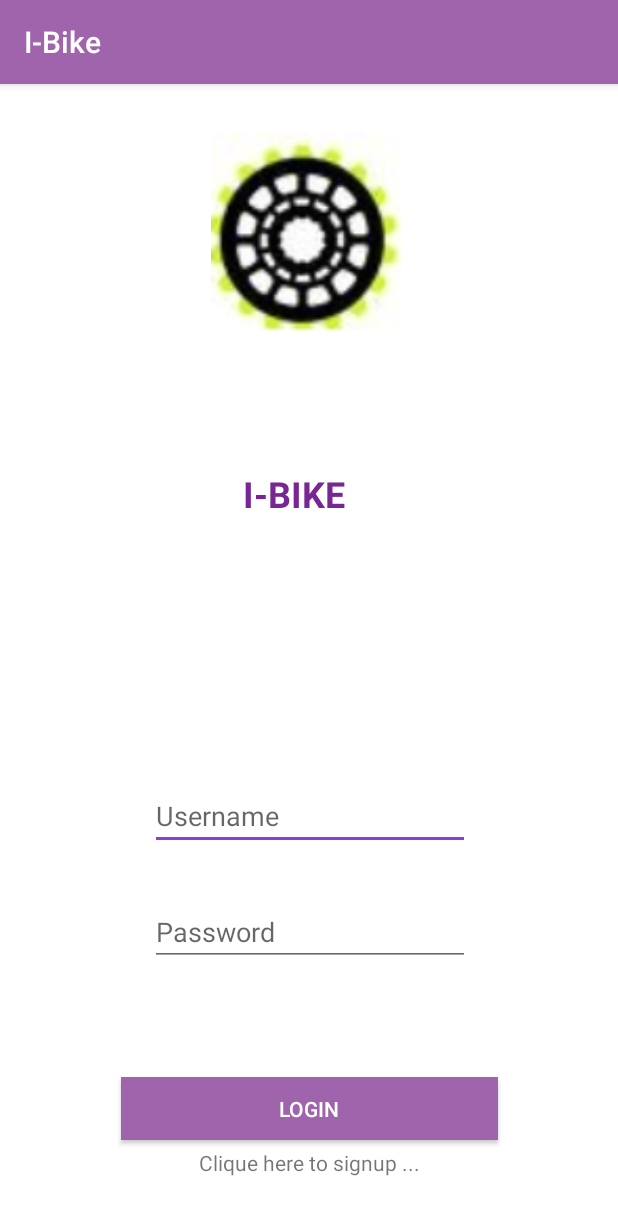
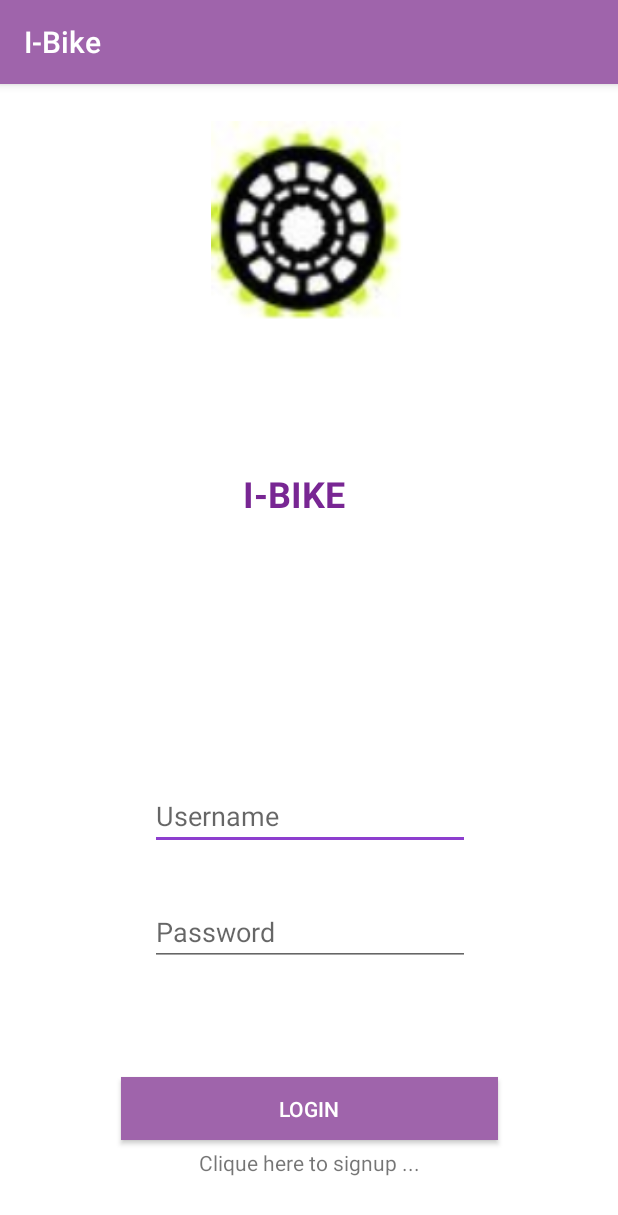
Before and after one commit to hind77/I-BIKE, an Android app: the screen it shows after launch (LoginActivity), on a phone screen of 412 x 824 dp. Shown: the top 1215 px of the screen. Run offline under Robolectric (Android 15) with nearby library versions, the phone set to English and light mode, and no system bars; our stand-ins replace Volley.

Commit message:
new commit

```diff
--- a/app/src/main/res/layout/activity_bin.xml
+++ b/app/src/main/res/layout/activity_bin.xml
@@ -78,7 +78,7 @@
         android:layout_marginEnd="8dp"
         android:layout_marginStart="8dp"
         android:layout_marginTop="8dp"
-        android:text="Fill level :"
+        android:text="State :"
         android:textStyle="bold"
         app:layout_constraintBottom_toBottomOf="parent"
         app:layout_constraintEnd_toEndOf="parent"
@@ -112,7 +112,7 @@
         android:layout_marginEnd="8dp"
         android:layout_marginStart="8dp"
         android:layout_marginTop="8dp"
-        android:text="Directions"
+        android:text="Position"
         android:textSize="20sp"
         android:textStyle="bold"
         app:layout_constraintBottom_toBottomOf="parent"
--- a/app/src/main/res/layout/activity_login.xml
+++ b/app/src/main/res/layout/activity_login.xml
@@ -14,7 +14,7 @@
         android:layout_marginBottom="8dp"
         android:layout_marginEnd="8dp"
         android:layout_marginStart="8dp"
-        android:layout_marginTop="8dp"
+        android:layout_marginTop="0dp"
        android:src="@drawable/log"
         app:layout_constraintBottom_toBottomOf="parent"
         app:layout_constraintEnd_toEndOf="parent"
```
